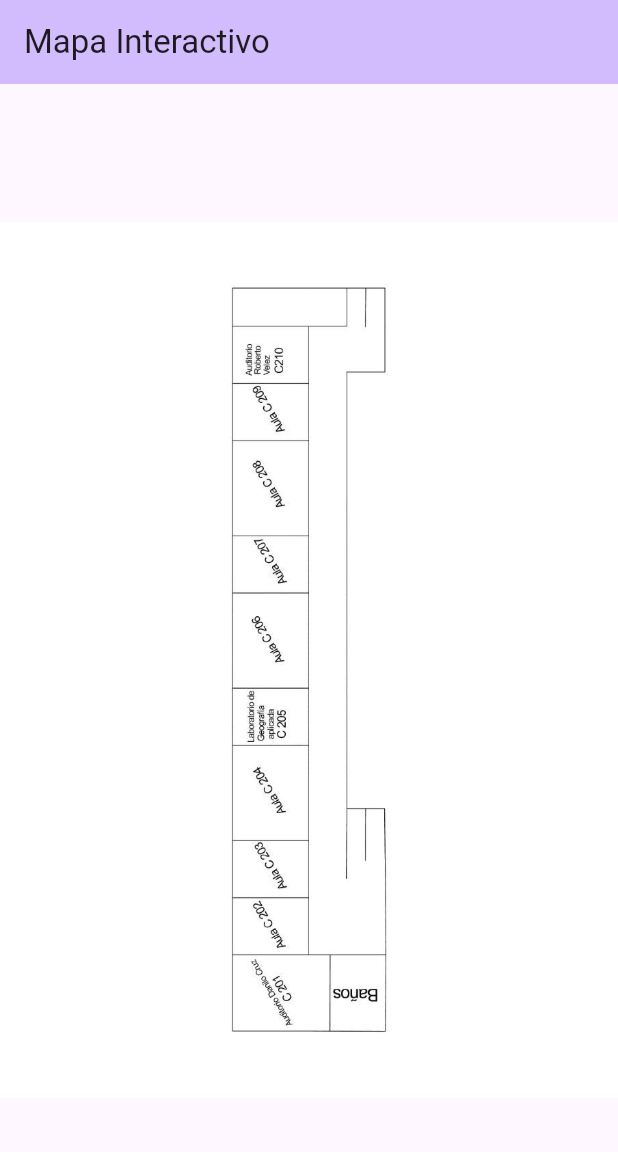
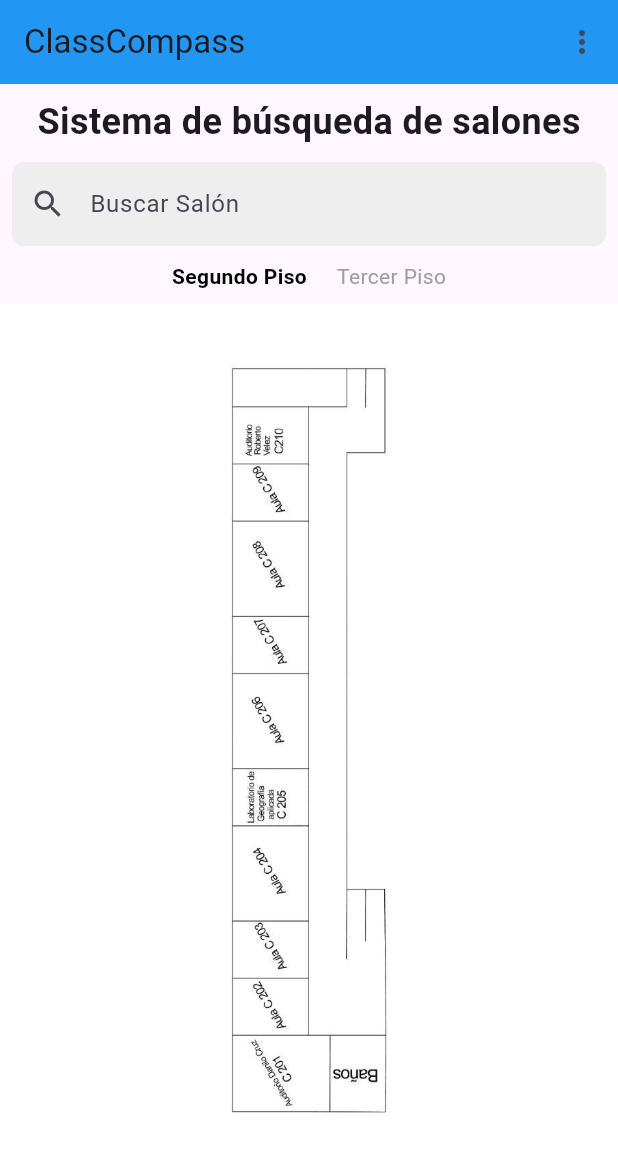
Before and after one commit to Magaca78/ClassCompass_SoftwareIII, a Flutter app: the screen it shows after launch, on a phone screen of 412 x 824 dp. Shown: the top 1152 px of the screen. Run offline on Flutter 3.47's test engine with Material 3 defaults, Android fonts, the phone set to English and light mode, and no system bars.

Commit message:
Modificación Interfaz Similar a Mockup

```diff
--- /dev/null
+++ b/lib/floor_selector.dart
@@ -0,0 +1,48 @@
+import 'package:flutter/material.dart';
+
+class FloorSelector extends StatelessWidget {
+  final String selectedFloor;
+  final ValueChanged<String> onFloorSelected;
+
+  const FloorSelector({
+    super.key,
+    required this.selectedFloor,
+    required this.onFloorSelected,
+  });
+
+  @override
+  Widget build(BuildContext context) {
+    return Row(
+      mainAxisAlignment: MainAxisAlignment.center,
+      children: [
+        GestureDetector(
+          onTap: () => onFloorSelected("Segundo Piso"),
+          child: Text(
+            "Segundo Piso",
+            style: TextStyle(
+              fontWeight: selectedFloor == "Segundo Piso"
+                  ? FontWeight.bold
+                  : FontWeight.normal,
+              color:
+                  selectedFloor == "Segundo Piso" ? Colors.black : Colors.grey,
+            ),
+          ),
+        ),
+        const SizedBox(width: 20),
+        GestureDetector(
+          onTap: () => onFloorSelected("Tercer Piso"),
+          child: Text(
+            "Tercer Piso",
+            style: TextStyle(
+              fontWeight: selectedFloor == "Tercer Piso"
+                  ? FontWeight.bold
+                  : FontWeight.normal,
+              color:
+                  selectedFloor == "Tercer Piso" ? Colors.black : Colors.grey,
+            ),
+          ),
+        ),
+      ],
+    );
+  }
+}
--- a/lib/home_page.dart
+++ b/lib/home_page.dart
@@ -1,25 +1,61 @@
 import 'package:flutter/material.dart';
 import 'interactive_map.dart';
+import 'search_bar.dart' as custom_search;
+import 'floor_selector.dart';
 
 class MyHomePage extends StatefulWidget {
-  const MyHomePage({super.key, required this.title});
-
-  final String title;
+  const MyHomePage({super.key});
 
   @override
   State<MyHomePage> createState() => _MyHomePageState();
 }
 
 class _MyHomePageState extends State<MyHomePage> {
+  String selectedFloor = "Segundo Piso";
+
   @override
   Widget build(BuildContext context) {
     return Scaffold(
       appBar: AppBar(
-        backgroundColor: Theme.of(context).colorScheme.inversePrimary,
-        title: Text(widget.title),
+        backgroundColor: Colors.blue,
+        title: const Text('ClassCompass'),
+        actions: [
+          IconButton(
+            icon: const Icon(Icons.more_vert),
+            onPressed: () {
+              // Acción adicional si es necesaria
+            },
+          ),
+        ],
       ),
-      body: Center(
-        child: InteractiveMap(),
+      body: Column(
+        children: [
+          Container(
+            padding: const EdgeInsets.all(8.0),
+            child: Column(
+              children: [
+                const Text(
+                  'Sistema de búsqueda de salones',
+                  style: TextStyle(fontSize: 24, fontWeight: FontWeight.bold),
+                ),
+                const SizedBox(height: 10),
+                const custom_search.SearchBar(),  // Usando el alias
+                const SizedBox(height: 10),
+                FloorSelector(
+                  selectedFloor: selectedFloor,
+                  onFloorSelected: (floor) {
+                    setState(() {
+                      selectedFloor = floor;
+                    });
+                  },
+                ),
+              ],
+            ),
+          ),
+          Expanded(
+            child: InteractiveMap(),
+          ),
+        ],
       ),
     );
   }
--- a/lib/interactive_map.dart
+++ b/lib/interactive_map.dart
@@ -1,14 +1,20 @@
 import 'package:flutter/material.dart';
 import 'info_rect.dart';
 
-class InteractiveMap extends StatelessWidget {
+class InteractiveMap extends StatefulWidget {
+  @override
+  _InteractiveMapState createState() => _InteractiveMapState();
+}
+
+class _InteractiveMapState extends State<InteractiveMap> {
   final List<InfoRect> squares = [
-    InfoRect(rect: Rect.fromLTWH(152, 68, 110, 40), info: 'Aula C210'),
-    InfoRect(rect: Rect.fromLTWH(152, 108, 110, 40), info: 'Aula C209'),
-    InfoRect(rect: Rect.fromLTWH(152, 148, 110, 40), info: 'Aula C208'),
-    InfoRect(rect: Rect.fromLTWH(152, 188, 110, 40), info: 'Aula C207'),
-    // Agrega más rectángulos según las posiciones y aulas que quieras
+    InfoRect(rect: Rect.fromLTWH(116, 51, 40, 30), info: 'Aula C210'),
+    InfoRect(rect: Rect.fromLTWH(116, 81, 40, 30), info: 'Aula C209'),
+    InfoRect(rect: Rect.fromLTWH(116, 108, 40, 48), info: 'Aula C208'),
+    InfoRect(rect: Rect.fromLTWH(116, 156, 40, 30), info: 'Aula C207'),
   ];
+
+  String? selectedSquareId; // Variable para mantener el cuadrado seleccionado
 
   void _showMessage(BuildContext context, String message) {
     showDialog(
@@ -39,6 +45,7 @@ class InteractiveMap extends StatelessWidget {
           Image.asset('assets/mapaPiso2.jpg'), // Imagen de fondo
           ...squares.map((infoRect) {
             Rect square = infoRect.rect;
+            bool isSelected = selectedSquareId == infoRect.info; // Verifica si el cuadrado está seleccionado
 
             return Positioned(
               left: square.left,
@@ -47,14 +54,38 @@ class InteractiveMap extends StatelessWidget {
               height: square.height,
               child: GestureDetector(
                 onTap: () {
-                  _showMessage(context, infoRect.info);
+                  setState(() {
+                    // Cambiar la selección del cuadrado
+                    selectedSquareId = isSelected ? null : infoRect.info; // Desmarcar si ya está seleccionado
+                    _showMessage(context, infoRect.info);
+                  });
                 },
-                child: Container(
-                  decoration: BoxDecoration(
+                child: Draggable(
+                  data: infoRect.info,
+                  feedback: Container(
+                    width: square.width,
+                    height: square.height,
                     color: Colors.transparent,
-                    border: Border.all(
+                    child: Material(
                       color: Colors.transparent,
-                      width: 2,
+                      child: Container(
+                        decoration: BoxDecoration(
+                          border: Border.all(
+                            color: Colors.blue,
+                            width: 2,
+                          ),
+                        ),
+                      ),
+                    ),
+                  ),
+                  childWhenDragging: Container(), // Se puede definir un widget cuando se arrastra
+                  child: Container(
+                    decoration: BoxDecoration(
+                      color: Colors.transparent,
+                      border: Border.all(
+                        color: isSelected ? Colors.red : Colors.transparent, // Resalta el borde si está seleccionado
+                        width: 2,
+                      ),
                     ),
                   ),
                 ),
--- a/lib/main.dart
+++ b/lib/main.dart
@@ -11,12 +11,12 @@ class MyApp extends StatelessWidget {
   @override
   Widget build(BuildContext context) {
     return MaterialApp(
-      title: 'Mapa Interactivo',
+      title: 'ClassCompass',
       theme: ThemeData(
         colorScheme: ColorScheme.fromSeed(seedColor: Colors.deepPurple),
         useMaterial3: true,
       ),
-      home: const MyHomePage(title: 'Mapa Interactivo'),
+      home: const MyHomePage(),
     );
   }
 }
--- /dev/null
+++ b/lib/search_bar.dart
@@ -0,0 +1,21 @@
+import 'package:flutter/material.dart';
+
+class SearchBar extends StatelessWidget {
+  const SearchBar({super.key});
+
+  @override
+  Widget build(BuildContext context) {
+    return TextField(
+      decoration: InputDecoration(
+        hintText: 'Buscar Salón',
+        prefixIcon: const Icon(Icons.search),
+        border: OutlineInputBorder(
+          borderRadius: BorderRadius.circular(8.0),
+          borderSide: BorderSide.none,
+        ),
+        filled: true,
+        fillColor: Colors.grey[200],
+      ),
+    );
+  }
+}
```
